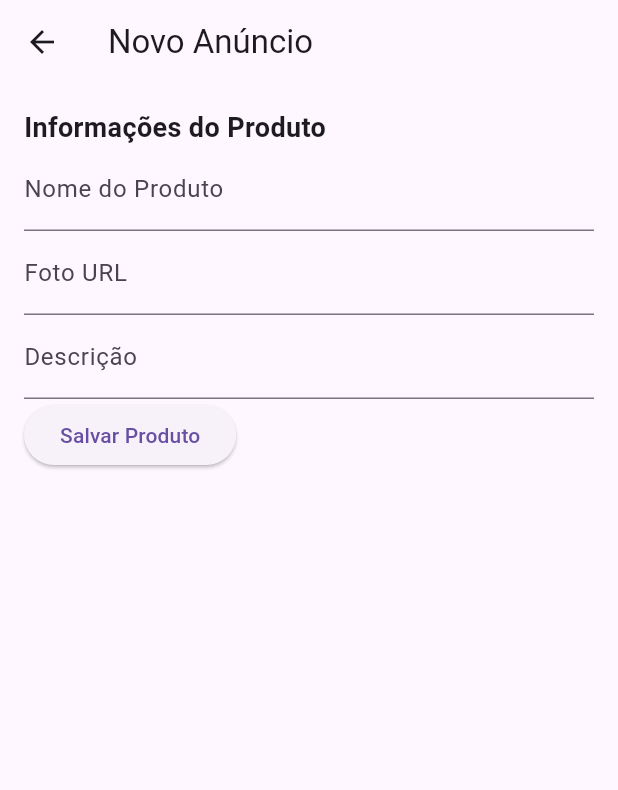
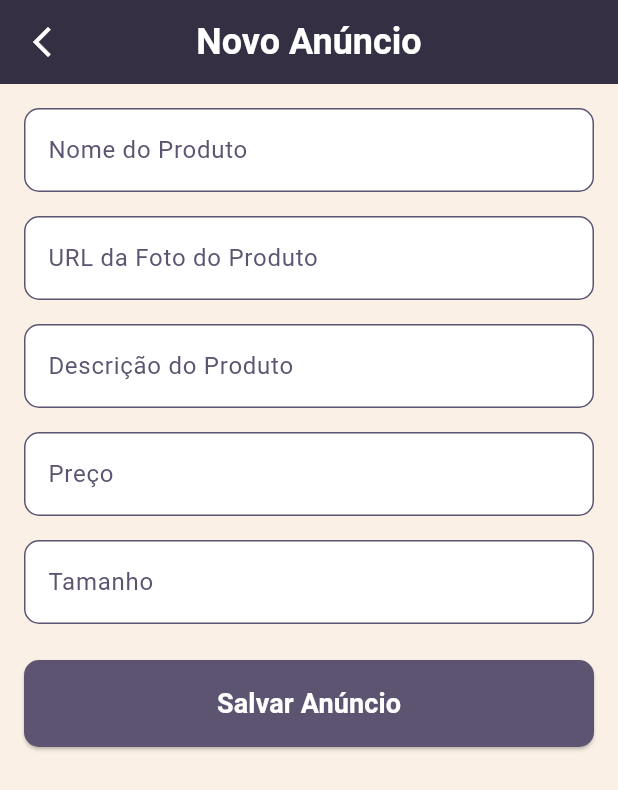
Before and after one commit to GabrielAMS012/Atividade-Pr-tica-Mobile, a Flutter app: the AnuncioFormScreen screen opened by its route, on a phone screen of 412 x 824 dp. Shown: the top 790 px of the screen. Run offline on Flutter 3.47's test engine with Material 3 defaults, Android fonts, the phone set to English and light mode, and no system bars.

Commit message:
Adicionando edição de anúncios e cumprindo novos requisitos

```diff
--- a/pratic_2bim/lib/screens/anuncio_form_screen.dart
+++ b/pratic_2bim/lib/screens/anuncio_form_screen.dart
@@ -4,120 +4,182 @@ import '../models/anuncio.dart';
 import '../services/api_service.dart';
 
 class AnuncioFormScreen extends StatefulWidget {
+  final Anuncio? anuncio; // Parâmetro opcional para anúncio existente
+  final Produto? produto; // Parâmetro opcional para produto existente
+
+  AnuncioFormScreen({this.anuncio, this.produto});
+
   @override
   _AnuncioFormScreenState createState() => _AnuncioFormScreenState();
 }
 
 class _AnuncioFormScreenState extends State<AnuncioFormScreen> {
-  final GlobalKey<FormState> _formKeyProduto = GlobalKey<FormState>();
-  final GlobalKey<FormState> _formKeyAnuncio = GlobalKey<FormState>();
+  final _formKey = GlobalKey<FormState>();
+  final _nomeProdutoController = TextEditingController();
+  final _fotoProdutoController = TextEditingController();
+  final _descricaoProdutoController = TextEditingController();
+  final _precoController = TextEditingController();
+  final _tamanhoController = TextEditingController();
+  String? produtoId;
 
-  late String nomeProduto;
-  late String foto;
-  late String descricao;
+  @override
+  void initState() {
+    super.initState();
+    if (widget.produto != null) {
+      _nomeProdutoController.text = widget.produto!.nome;
+      _fotoProdutoController.text = widget.produto!.foto;
+      _descricaoProdutoController.text = widget.produto!.descricao;
+      produtoId = widget.produto!.id;
+    }
+    if (widget.anuncio != null) {
+      _precoController.text = widget.anuncio!.preco.toString();
+      _tamanhoController.text = widget.anuncio!.tamanho;
+    }
+  }
 
-  late double preco;
-  late String tamanho;
+  Future<void> _submitForm() async {
+    if (_formKey.currentState!.validate()) {
+      final produto = Produto(
+        id: produtoId ?? '', // Usando o ID existente para edição
+        nome: _nomeProdutoController.text,
+        foto: _fotoProdutoController.text,
+        descricao: _descricaoProdutoController.text,
+      );
 
-  String? produtoId;
+      if (produtoId == null) {
+        final createdProduto = await ApiService().addProduto(produto);
+        produtoId = createdProduto.id;
+      } else {
+        await ApiService().updateProduto(produto); // Chamada PUT para atualizar
+      }
+
+      final anuncio = Anuncio(
+        id: widget.anuncio?.id ?? '', // ID existente para edição
+        produtoId: produtoId!,
+        preco: double.parse(_precoController.text),
+        tamanho: _tamanhoController.text,
+      );
+
+      if (widget.anuncio == null) {
+        await ApiService().addAnuncio(anuncio);
+      } else {
+        await ApiService().updateAnuncio(anuncio); // Chamada PUT para atualizar
+      }
+
+      Navigator.of(context).pop();
+    }
+  }
+
+  @override
+  void dispose() {
+    _nomeProdutoController.dispose();
+    _fotoProdutoController.dispose();
+    _descricaoProdutoController.dispose();
+    _precoController.dispose();
+    _tamanhoController.dispose();
+    super.dispose();
+  }
 
   @override
   Widget build(BuildContext context) {
     return Scaffold(
-      appBar: AppBar(title: Text('Novo Anúncio')),
+      backgroundColor: Color(0xFFFAF0E6),
+      appBar: AppBar(
+        backgroundColor: Color(0xFF352F44),
+        elevation: 0,
+        centerTitle: true,
+        title: Text(
+          widget.anuncio == null ? 'Novo Anúncio' : 'Editar Anúncio',
+          style: TextStyle(
+            fontFamily: 'Roboto',
+            color: Colors.white,
+            fontSize: 24,
+            fontWeight: FontWeight.bold,
+          ),
+        ),
+        leading: IconButton(
+          icon: Icon(Icons.arrow_back_ios_new, color: Colors.white),
+          onPressed: () => Navigator.of(context).pop(),
+        ),
+      ),
       body: Padding(
-        padding: EdgeInsets.all(16.0),
+        padding: const EdgeInsets.all(16.0),
+        child: Form(
+          key: _formKey,
           child: ListView(
             children: [
-            Form(
-              key: _formKeyProduto,
-              child: Column(
-                crossAxisAlignment: CrossAxisAlignment.start,
-                children: [
-                  Text('Informações do Produto', style: TextStyle(fontSize: 18, fontWeight: FontWeight.bold)),
               TextFormField(
-                    decoration: InputDecoration(labelText: 'Nome do Produto'),
-                    onSaved: (value) => nomeProduto = value!,
-                    validator: (value) => value!.isEmpty ? 'Campo obrigatório' : null,
+                controller: _nomeProdutoController,
+                decoration: _inputDecoration('Nome do Produto'),
+                style: TextStyle(fontFamily: 'Roboto', fontSize: 16),
+                validator: (value) => value!.isEmpty ? 'Este campo é obrigatório' : null,
               ),
+              SizedBox(height: 16),
               TextFormField(
-                    decoration: InputDecoration(labelText: 'Foto URL'),
-                    onSaved: (value) => foto = value!,
-                    validator: (value) => value!.isEmpty ? 'Campo obrigatório' : null,
+                controller: _fotoProdutoController,
+                decoration: _inputDecoration('URL da Foto do Produto'),
+                style: TextStyle(fontFamily: 'Roboto', fontSize: 16),
+                validator: (value) => value!.isEmpty ? 'Este campo é obrigatório' : null,
               ),
+              SizedBox(height: 16),
               TextFormField(
-                    decoration: InputDecoration(labelText: 'Descrição'),
-                    onSaved: (value) => descricao = value!,
-                    validator: (value) => value!.isEmpty ? 'Campo obrigatório' : null,
+                controller: _descricaoProdutoController,
+                decoration: _inputDecoration('Descrição do Produto'),
+                style: TextStyle(fontFamily: 'Roboto', fontSize: 16),
+                validator: (value) => value!.isEmpty ? 'Este campo é obrigatório' : null,
               ),
-                  ElevatedButton(
-                    onPressed: () async {
-                      if (_formKeyProduto.currentState!.validate()) {
-                        _formKeyProduto.currentState!.save();
-                        Produto novoProduto = Produto(id: "", nome: nomeProduto, foto: foto, descricao: descricao);
-                        try {
-                          produtoId = await ApiService().addProduto(novoProduto);
-                          setState(() {});
-                          ScaffoldMessenger.of(context).showSnackBar(
-                              SnackBar(content: Text('Produto cadastrado com sucesso!'))
-                          );
-                        } catch (e) {
-                          ScaffoldMessenger.of(context).showSnackBar(
-                              SnackBar(content: Text('Erro ao cadastrar produto: $e'))
-                          );
-                        }
-                      }
-                    },
-                    child: Text('Salvar Produto'),
+              SizedBox(height: 16),
+              TextFormField(
+                controller: _precoController,
+                decoration: _inputDecoration('Preço'),
+                keyboardType: TextInputType.number,
+                style: TextStyle(fontFamily: 'Roboto', fontSize: 16),
+                validator: (value) => value!.isEmpty ? 'Este campo é obrigatório' : null,
               ),
-                ],
+              SizedBox(height: 16),
+              TextFormField(
+                controller: _tamanhoController,
+                decoration: _inputDecoration('Tamanho'),
+                style: TextStyle(fontFamily: 'Roboto', fontSize: 16),
+                validator: (value) => value!.isEmpty ? 'Este campo é obrigatório' : null,
+              ),
+              SizedBox(height: 24),
+              SizedBox(
+                width: double.infinity,
+                child: ElevatedButton(
+                  style: ElevatedButton.styleFrom(
+                    backgroundColor: Color(0xFF5C5470),
+                    foregroundColor: Colors.white,
+                    padding: EdgeInsets.symmetric(vertical: 16),
+                    shape: RoundedRectangleBorder(
+                      borderRadius: BorderRadius.circular(10),
                     ),
                   ),
-            SizedBox(height: 20),
-            if (produtoId != null)
-              Form(
-                key: _formKeyAnuncio,
-                child: Column(
-                  crossAxisAlignment: CrossAxisAlignment.start,
-                  children: [
-                    Text('Informações do Anúncio', style: TextStyle(fontSize: 18, fontWeight: FontWeight.bold)),
-                    TextFormField(
-                      decoration: InputDecoration(labelText: 'Preço'),
-                      keyboardType: TextInputType.number,
-                      onSaved: (value) => preco = double.parse(value!),
-                      validator: (value) => value!.isEmpty ? 'Campo obrigatório' : null,
+                  onPressed: _submitForm,
+                  child: Text(
+                    widget.anuncio == null ? 'Salvar Anúncio' : 'Atualizar Anúncio',
+                    style: TextStyle(fontFamily: 'Roboto', fontSize: 18, fontWeight: FontWeight.bold),
                   ),
-                    TextFormField(
-                      decoration: InputDecoration(labelText: 'Tamanho'),
-                      onSaved: (value) => tamanho = value!,
-                      validator: (value) => value!.isEmpty ? 'Campo obrigatório' : null,
-                    ),
-                    ElevatedButton(
-                      onPressed: () async {
-                        if (_formKeyAnuncio.currentState!.validate()) {
-                          _formKeyAnuncio.currentState!.save();
-                          Anuncio novoAnuncio = Anuncio(id: "", produtoId: produtoId!, preco: preco, tamanho: tamanho);
-                          try {
-                            await ApiService().addAnuncio(novoAnuncio);
-                            ScaffoldMessenger.of(context).showSnackBar(
-                                SnackBar(content: Text('Anúncio cadastrado com sucesso!'))
-                            );
-                            Navigator.pop(context);
-                          } catch (e) {
-                            ScaffoldMessenger.of(context).showSnackBar(
-                                SnackBar(content: Text('Erro ao cadastrar anúncio: $e'))
-                            );
-                          }
-                        }
-                      },
-                      child: Text('Salvar Anúncio'),
-                    ),
-                  ],
                 ),
               ),
             ],
           ),
         ),
+      ),
+    );
+  }
+
+  InputDecoration _inputDecoration(String label) {
+    return InputDecoration(
+      labelText: label,
+      labelStyle: TextStyle(color: Color(0xFF5C5470)),
+      filled: true,
+      fillColor: Colors.white,
+      border: OutlineInputBorder(borderRadius: BorderRadius.circular(10)),
+      enabledBorder: OutlineInputBorder(
+        borderSide: BorderSide(color: Color(0xFF5C5470)),
+        borderRadius: BorderRadius.circular(10),
+      ),
     );
   }
 }
```
Also changed, not shown: pratic_2bim/lib/components/anuncio_card.dart (added, +103 -0 lines), pratic_2bim/lib/components/confirmation_dialog_button.dart (added, +49 -0 lines), pratic_2bim/lib/screens/anuncio_list_screen.dart (+73 -6 lines), pratic_2bim/lib/screens/home_screen.dart (+67 -8 lines), pratic_2bim/lib/services/api_service.dart (+73 -6 lines), 2 other files. Lines whose indentation alone changed are shown as unchanged.
